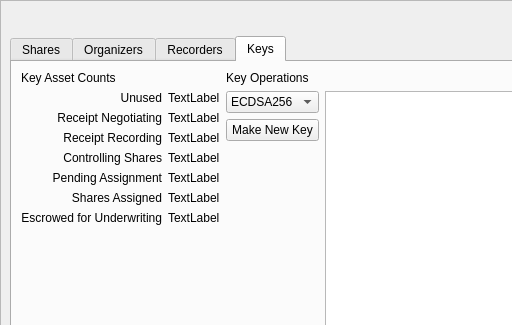
assignonward/aosuite, file apps/AssetForm/assetform.ui: the form before one commit; both pictures show x 0 to 512 and y 0 to 325 of the 907 by 846 pixel window.
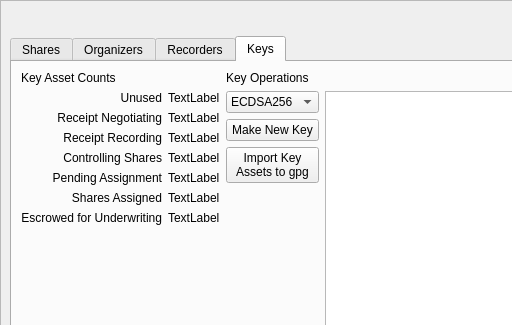
The form after the commit. Icons and pictures are not drawn.

Commit message: import keys to gpg keyring from assets, auto(ish) delete keys from gpg keyring after exporting them... tracking a problem with the GPGME_DELETE_FORCE flag

```diff
--- a/apps/AssetForm/assetform.ui
+++ b/apps/AssetForm/assetform.ui
@@ -94,7 +94,7 @@
           </property>
           <item row="1" column="1" rowspan="2">
            <layout class="QGridLayout" name="gridLayout_3">
-            <item row="2" column="0">
+            <item row="3" column="0">
              <spacer name="verticalSpacer_2">
               <property name="orientation">
                <enum>Qt::Vertical</enum>
@@ -114,7 +114,7 @@
               </property>
              </widget>
             </item>
-            <item row="3" column="1">
+            <item row="4" column="1">
              <spacer name="horizontalSpacer_3">
               <property name="orientation">
                <enum>Qt::Horizontal</enum>
@@ -141,9 +141,17 @@
               </item>
              </widget>
             </item>
-            <item row="0" column="1" rowspan="3">
+            <item row="0" column="1" rowspan="4">
              <widget class="QPlainTextEdit" name="keyAssetOperationLog"/>
             </item>
+            <item row="2" column="0">
+             <widget class="QPushButton" name="importToGpg">
+              <property name="text">
+               <string>Import Key
+Assets to gpg</string>
+              </property>
+             </widget>
+            </item>
            </layout>
           </item>
           <item row="2" column="0">
```
The commit also changes 10 other files.
